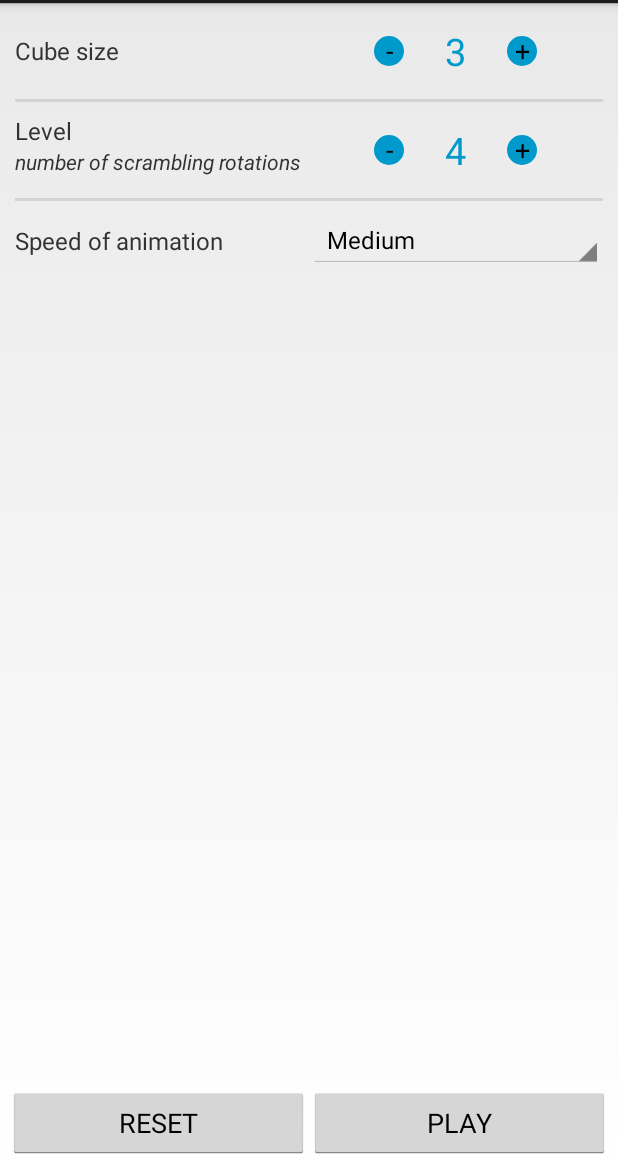
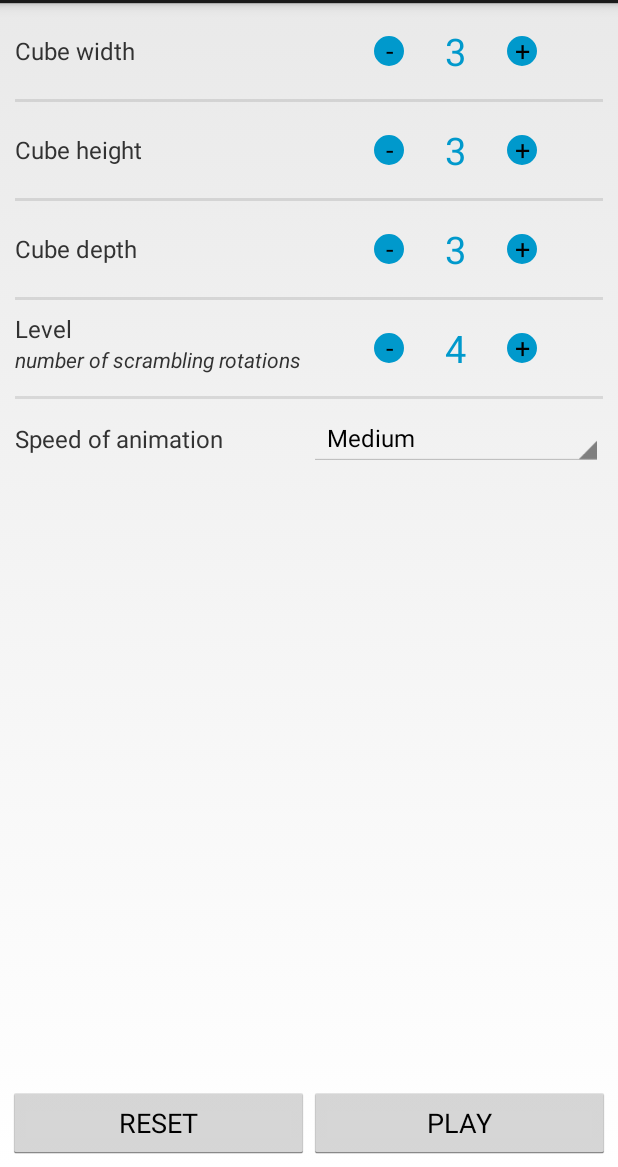
Before and after one commit to amarghosh/rubiks-cube, an Android app: the fragment SettingsFragment shown on its own in the app's theme, after a tap on "RESET", on a phone screen of 412 x 824 dp, the part 69-1236 px from its top. Run offline under Robolectric (Android 15) with nearby library versions, the phone set to English and light mode, and no system bars.

Commit message:
Add settings for skewed cubes

```diff
--- a/app/src/main/java/com/amg/rubik/Constants.java
+++ b/app/src/main/java/com/amg/rubik/Constants.java
@@ -1,7 +1,9 @@
 package com.amg.rubik;
 
 public final class Constants {
-    public static final String CUBE_SIZE = "cube_size";
+    public static final String CUBE_SIZEX = "cube_size_x";
+    public static final String CUBE_SIZEY = "cube_size_y";
+    public static final String CUBE_SIZEZ = "cube_size_z";
     public static final String ROTATION_SPEED = "rotation_speed";
     public static final String CUBE_STATE = "cube_state";
     public static final String SCRAMBLE_COUNT = "scramble_count";
--- a/app/src/main/java/com/amg/rubik/ui/AlgorithmFragment.java
+++ b/app/src/main/java/com/amg/rubik/ui/AlgorithmFragment.java
@@ -46,11 +46,11 @@ public class AlgorithmFragment extends BaseFragment {
     }
 
     private void createCube() {
-        int size = cubeSize();
-        if (cubeSize() == 3) {
+        int size = cubeSizeX();
+        if (cubeSizeX() == 3) {
             mCube = new RubiksCube3x3x3();
         } else {
-            mCube = new RubiksCube(cubeSize());
+            mCube = new RubiksCube(cubeSizeX());
         }
         mCube.setColor(Color.GRAY);
         mCube.setColor(RubiksCube.FACE_TOP, Color.WHITE);
--- a/app/src/main/java/com/amg/rubik/ui/BaseFragment.java
+++ b/app/src/main/java/com/amg/rubik/ui/BaseFragment.java
@@ -22,7 +22,9 @@ public abstract class BaseFragment extends Fragment
 
     View mRootView;
     private SharedPreferences mPref;
-    private int mCubeSize;
+    private int mCubeSize_X;
+    private int mCubeSize_Y;
+    private int mCubeSize_Z;
     private int mScrambleCount;
     private String mCubeState;
     private int mScrambleMode;
@@ -42,7 +44,9 @@ public abstract class BaseFragment extends Fragment
     }
 
     protected void reloadPrefs() {
-        mCubeSize = mPref.getInt(Constants.CUBE_SIZE, Constants.DEFAULT_CUBE_SIZE);
+        mCubeSize_X = mPref.getInt(Constants.CUBE_SIZEX, Constants.DEFAULT_CUBE_SIZE);
+        mCubeSize_Y = mPref.getInt(Constants.CUBE_SIZEY, Constants.DEFAULT_CUBE_SIZE);
+        mCubeSize_Z = mPref.getInt(Constants.CUBE_SIZEZ, Constants.DEFAULT_CUBE_SIZE);
         mCubeState = mPref.getString(Constants.CUBE_STATE, null);
         mScrambleCount = mPref.getInt(Constants.SCRAMBLE_COUNT, Constants.DEFAULT_SCRAMBLE_COUNT);
         mScrambleMode = mPref.getInt(Constants.SCRAMBLE_MODE,
@@ -62,15 +66,30 @@ public abstract class BaseFragment extends Fragment
         return mSpeed;
     }
 
-    int cubeSize() {
-        return mCubeSize;
+    int cubeSizeX() {
+        return mCubeSize_X;
     }
 
-    void setCubeSize(int value) {
+    int cubeSizeY() {
+        return mCubeSize_Y;
+    }
+    int cubeSizeZ() {
+        return mCubeSize_Z;
+    }
+
+    void setCubeSizeX(int value) {
         if (value <= 0) {
             throw new InvalidParameterException("Invalid cube size: " + value);
         }
-        mCubeSize = value;
+        mCubeSize_X = value;
+    }
+
+    public void setCubeSizeY(int v) {
+        this.mCubeSize_Y = v;
+    }
+
+    public void setCubeSizeZ(int v) {
+        this.mCubeSize_Z = v;
     }
 
     String cubeState() {
@@ -97,8 +116,8 @@ public abstract class BaseFragment extends Fragment
     public void onPause() {
         super.onPause();
         boolean isDirty = false;
-        int size = mPref.getInt(Constants.CUBE_SIZE, Constants.DEFAULT_CUBE_SIZE);
-        isDirty = size != mCubeSize;
+        int size = mPref.getInt(Constants.CUBE_SIZEX, Constants.DEFAULT_CUBE_SIZE);
+        isDirty = size != mCubeSize_X;
         int scrCount = mPref.getInt(Constants.SCRAMBLE_COUNT, Constants.DEFAULT_SCRAMBLE_COUNT);
         isDirty |= scrCount != mScrambleCount;
 
@@ -107,17 +126,20 @@ public abstract class BaseFragment extends Fragment
 
         int speed = mPref.getInt(Constants.ROTATION_SPEED, Constants.DEFAULT_SPEED_INDEX);
         isDirty |= speed != mSpeed;
+        isDirty = true;
 
-        Log.w(tag, String.format("onPause size %d, mCubeSize %d", size, mCubeSize));
+        Log.w(tag, String.format("onPause size %d, mCubeSize_X %d", size, mCubeSize_X));
         if (isDirty) {
             updateParams();
         }
     }
 
     private void updateParams() {
-        Log.w(tag, String.format("Saving cube size %d", mCubeSize));
+        Log.w(tag, String.format("Saving cube size %d", mCubeSize_X));
         SharedPreferences.Editor editor = mPref.edit();
-        editor.putInt(Constants.CUBE_SIZE, mCubeSize);
+        editor.putInt(Constants.CUBE_SIZEX, mCubeSize_X);
+        editor.putInt(Constants.CUBE_SIZEY, mCubeSize_Y);
+        editor.putInt(Constants.CUBE_SIZEZ, mCubeSize_Z);
         editor.putInt(Constants.SCRAMBLE_COUNT, mScrambleCount);
         editor.putInt(Constants.SCRAMBLE_MODE, mScrambleMode);
         editor.putInt(Constants.ROTATION_SPEED, mSpeed);
--- a/app/src/main/java/com/amg/rubik/ui/NumberPicker.java
+++ b/app/src/main/java/com/amg/rubik/ui/NumberPicker.java
@@ -18,7 +18,7 @@ public class NumberPicker extends FrameLayout implements View.OnClickListener {
     private static final String tag = "rubik-numpicker";
 
     public interface ValueChangedListener {
-        void onValueChanged(int value);
+        void onValueChanged(int id, int value);
     }
 
     private int mIncrementColor = Color.BLUE;
@@ -144,7 +144,7 @@ public class NumberPicker extends FrameLayout implements View.OnClickListener {
         Log.w(tag, "value " + mValue);
         textView.setText(String.valueOf(mValue));
         if (mListener != null) {
-            mListener.onValueChanged(mValue);
+            mListener.onValueChanged(getId(), mValue);
         }
     }
 
--- a/app/src/main/java/com/amg/rubik/ui/SettingsFragment.java
+++ b/app/src/main/java/com/amg/rubik/ui/SettingsFragment.java
@@ -7,7 +7,6 @@ import android.view.View;
 import android.view.ViewGroup;
 import android.widget.AdapterView;
 import android.widget.Spinner;
-import android.widget.TextView;
 import android.widget.Toast;
 
 import com.amg.rubik.Constants;
@@ -19,7 +18,9 @@ public class SettingsFragment extends BaseFragment {
     private static final int MIN_CUBE_SIZE = 1;
     private static final int MAX_CUBE_SIZE = 9;
 
-    private NumberPicker cubeSizePicker;
+    private NumberPicker cubeSizePickerX;
+    private NumberPicker cubeSizePickerY;
+    private NumberPicker cubeSizePickerZ;
     private NumberPicker scramblingCountPicker;
     private Spinner speedSpinner;
 
@@ -32,16 +33,37 @@ public class SettingsFragment extends BaseFragment {
         return mRootView;
     }
 
-    private void initUI() {
-        cubeSizePicker = (NumberPicker)findViewById(R.id.cube_size);
-        cubeSizePicker.setValue(cubeSize());
-        cubeSizePicker.setValueChangedListener(new NumberPicker.ValueChangedListener() {
+    private void initNP() {
+        cubeSizePickerX = (NumberPicker)findViewById(R.id.cube_size_x);
+        cubeSizePickerX.setValue(cubeSizeX());
+        cubeSizePickerX.setValueChangedListener(new NumberPicker.ValueChangedListener() {
             @Override
-            public void onValueChanged(int value) {
-                onCubeSizeChanged(value);
+            public void onValueChanged(int id, int value) {
+                onCubeSizeChanged(id, value);
             }
         });
 
+        cubeSizePickerY = (NumberPicker)findViewById(R.id.cube_size_y);
+        cubeSizePickerY.setValue(cubeSizeY());
+        cubeSizePickerY.setValueChangedListener(new NumberPicker.ValueChangedListener() {
+            @Override
+            public void onValueChanged(int id, int value) {
+                onCubeSizeChanged(id, value);
+            }
+        });
+
+        cubeSizePickerZ = (NumberPicker)findViewById(R.id.cube_size_z);
+        cubeSizePickerZ.setValue(cubeSizeZ());
+        cubeSizePickerZ.setValueChangedListener(new NumberPicker.ValueChangedListener() {
+            @Override
+            public void onValueChanged(int id, int value) {
+                onCubeSizeChanged(id, value);
+            }
+        });
+    }
+
+    private void initUI() {
+        initNP();
         speedSpinner = (Spinner)findViewById(R.id.speed_spinner);
         speedSpinner.setSelection(getSpeed());
         speedSpinner.setOnItemSelectedListener(new AdapterView.OnItemSelectedListener() {
@@ -60,7 +82,7 @@ public class SettingsFragment extends BaseFragment {
         scramblingCountPicker.setValue(scrambleCount());
         scramblingCountPicker.setValueChangedListener(new NumberPicker.ValueChangedListener() {
             @Override
-            public void onValueChanged(int value) {
+            public void onValueChanged(int id, int value) {
                 setScrambleCount(value);
             }
         });
@@ -71,12 +93,14 @@ public class SettingsFragment extends BaseFragment {
 
     private void reset() {
         // Reset values
-        setCubeSize(Constants.DEFAULT_CUBE_SIZE);
+        setCubeSizeX(Constants.DEFAULT_CUBE_SIZE);
         setScrambleCount(Constants.DEFAULT_SCRAMBLE_COUNT);
         setSpeed(Constants.DEFAULT_SPEED_INDEX);
 
         // Update UI
-        cubeSizePicker.setValue(cubeSize());
+        cubeSizePickerX.setValue(cubeSizeX());
+        cubeSizePickerY.setValue(cubeSizeY());
+        cubeSizePickerZ.setValue(cubeSizeZ());
         scramblingCountPicker.setValue(scrambleCount());
         speedSpinner.setSelection(getSpeed(), true);
     }
@@ -103,11 +127,16 @@ public class SettingsFragment extends BaseFragment {
         }
     }
 
-    private void onCubeSizeChanged(int size) {
+    private void onCubeSizeChanged(int id, int size) {
         if (size > MAX_CUBE_SIZE) {
             Toast.makeText(getActivity(),
                     "Big cubes may not be rendered properly", Toast.LENGTH_SHORT).show();
         }
-        setCubeSize(size);
+        if (id == R.id.cube_size_x)
+            setCubeSizeX(size);
+        else if (id == R.id.cube_size_y)
+            setCubeSizeY(size);
+        else
+            setCubeSizeZ(size);
     }
 }
--- a/app/src/main/res/layout/fragment_settings.xml
+++ b/app/src/main/res/layout/fragment_settings.xml
@@ -29,10 +29,70 @@
                 android:layout_height="wrap_content"
                 android:textSize="@dimen/abc_text_size_subhead_material"
                 android:layout_weight="1"
-                android:text="@string/cube_size" />
+                android:text="@string/cube_sizex" />
 
             <com.amg.rubik.ui.NumberPicker
-                android:id="@+id/cube_size"
+                android:id="@+id/cube_size_x"
+                android:layout_weight="1"
+                android:layout_width="0dp"
+                android:layout_height="wrap_content"
+                app:value="3"
+                app:minValue="1"
+                app:maxValue="15"
+                />
+
+        </LinearLayout>
+
+        <View style="@style/Divider" />
+
+        <LinearLayout
+            android:layout_width="match_parent"
+            android:layout_height="wrap_content"
+            android:gravity="center"
+            android:orientation="horizontal"
+            android:paddingTop="@dimen/settings_row_vertical_padding"
+            android:paddingBottom="@dimen/settings_row_vertical_padding"
+            >
+
+            <TextView
+                android:layout_width="0dp"
+                android:layout_height="wrap_content"
+                android:textSize="@dimen/abc_text_size_subhead_material"
+                android:layout_weight="1"
+                android:text="@string/cube_sizey" />
+
+            <com.amg.rubik.ui.NumberPicker
+                android:id="@+id/cube_size_y"
+                android:layout_weight="1"
+                android:layout_width="0dp"
+                android:layout_height="wrap_content"
+                app:value="3"
+                app:minValue="1"
+                app:maxValue="15"
+                />
+
+        </LinearLayout>
+
+        <View style="@style/Divider" />
+
+        <LinearLayout
+            android:layout_width="match_parent"
+            android:layout_height="wrap_content"
+            android:gravity="center"
+            android:orientation="horizontal"
+            android:paddingTop="@dimen/settings_row_vertical_padding"
+            android:paddingBottom="@dimen/settings_row_vertical_padding"
+            >
+
+            <TextView
+                android:layout_width="0dp"
+                android:layout_height="wrap_content"
+                android:textSize="@dimen/abc_text_size_subhead_material"
+                android:layout_weight="1"
+                android:text="@string/cube_sizez" />
+
+            <com.amg.rubik.ui.NumberPicker
+                android:id="@+id/cube_size_z"
                 android:layout_weight="1"
                 android:layout_width="0dp"
                 android:layout_height="wrap_content"
--- a/app/src/main/res/values/strings.xml
+++ b/app/src/main/res/values/strings.xml
@@ -13,6 +13,9 @@
     <string name="unlock_faces">Face</string>
 
     <string name="cube_size">Cube size</string>
+    <string name="cube_sizex">Cube width</string>
+    <string name="cube_sizey">Cube height</string>
+    <string name="cube_sizez">Cube depth</string>
     <string name="speed">Speed of animation</string>
     <string name="scrambling_count_label">Level</string>
     <string name="scrambling_count_details">number of scrambling rotations</string>
```
Also changed, not shown: app/src/main/java/com/amg/rubik/ui/CubeFragment.java (+4 -3 lines).
